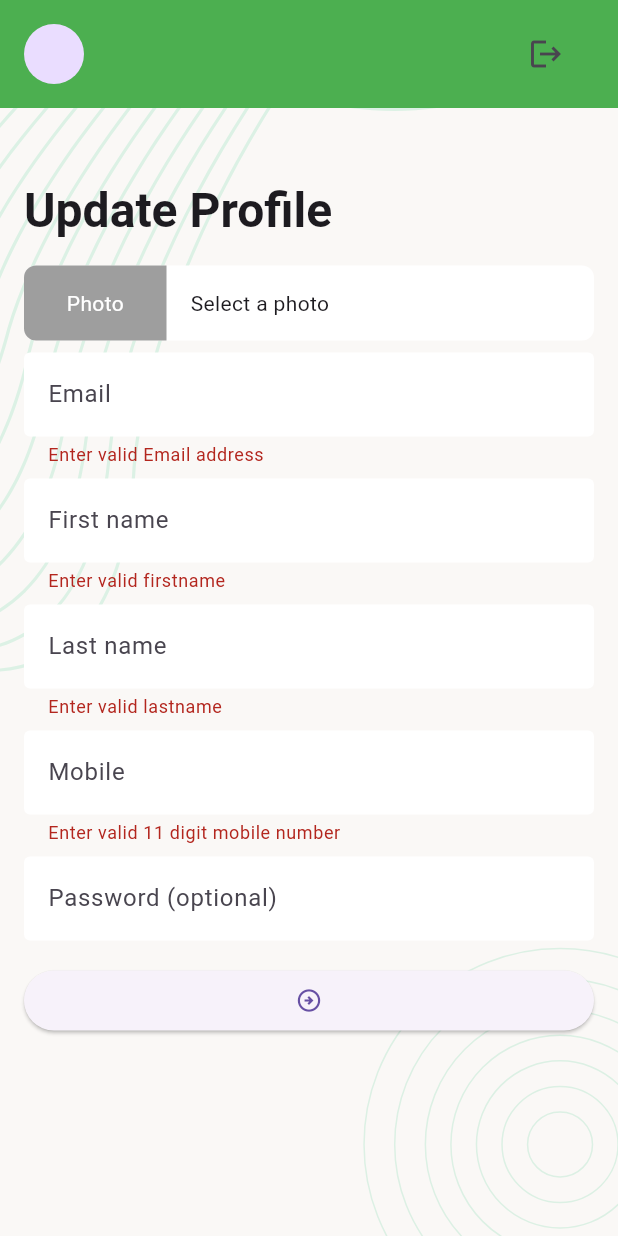
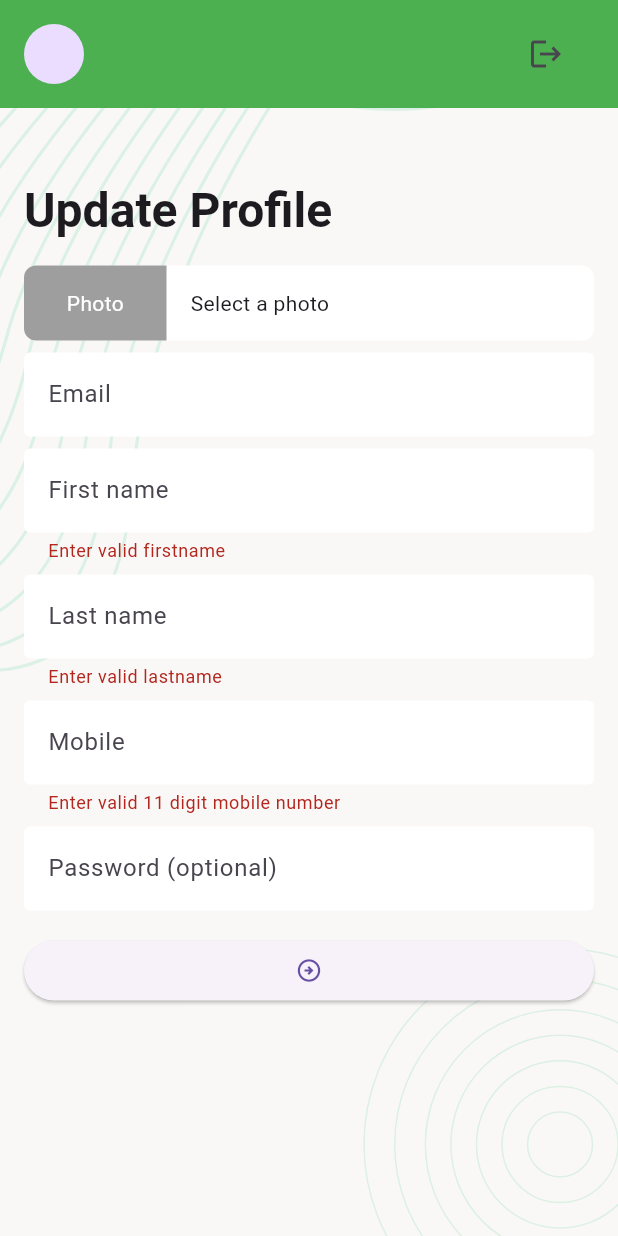
Before and after one commit to saif-ibne-ali/flutter_projects, a Flutter app: the EditProfileScreen screen opened directly, after a tap on the "arrow circle right" icon, on a phone screen of 412 x 824 dp. Run offline on Flutter 3.47's test engine with Material 3 defaults, Android fonts, the phone set to English and light mode, and no system bars; our stand-ins replace email_validator, flutter_svg, image_picker, pin_code_fields, shared_preferences; accounts and stored records are empty.

Commit message:
Changing email is disabled as it is an unique identifier

```diff
--- a/lib/ui/screens/edit_profile_screen.dart
+++ b/lib/ui/screens/edit_profile_screen.dart
@@ -1,6 +1,6 @@
 import 'dart:convert';
 
-import 'package:email_validator/email_validator.dart';
+//import 'package:email_validator/email_validator.dart';
 import 'package:flutter/material.dart';
 import 'package:image_picker/image_picker.dart';
 import 'package:task_manger/controllers/auth_controller.dart';
@@ -73,15 +73,17 @@ class _EditProfileScreenState extends State<EditProfileScreen> {
                             height: 8,
                           ),
                           TextFormField(
+                            //email is primary identifier for a user, so changing it , purge data
+                            readOnly: true,
                             controller: _emailTEController,
                             decoration:
                                 const InputDecoration(hintText: 'Email'),
-                            validator: (String? value) {
+                            /*   validator: (String? value) {
                               if (!EmailValidator.validate(value ?? '')) {
                                 return 'Enter valid Email address';
                               }
                               return null;
-                            },
+                            }, */
                           ),
                           const SizedBox(
                             height: 8,
@@ -177,7 +179,7 @@ class _EditProfileScreenState extends State<EditProfileScreen> {
       Map<String, dynamic> inputData = {
         "firstName": _firstNameTEController.text.trim(),
         "lastName": _lastNameTEController.text.trim(),
-        "email": _emailTEController.text.trim(),
+        //"email": _emailTEController.text.trim(),
         "mobile": _mobileTEController.text.trim(),
       };
 
```
